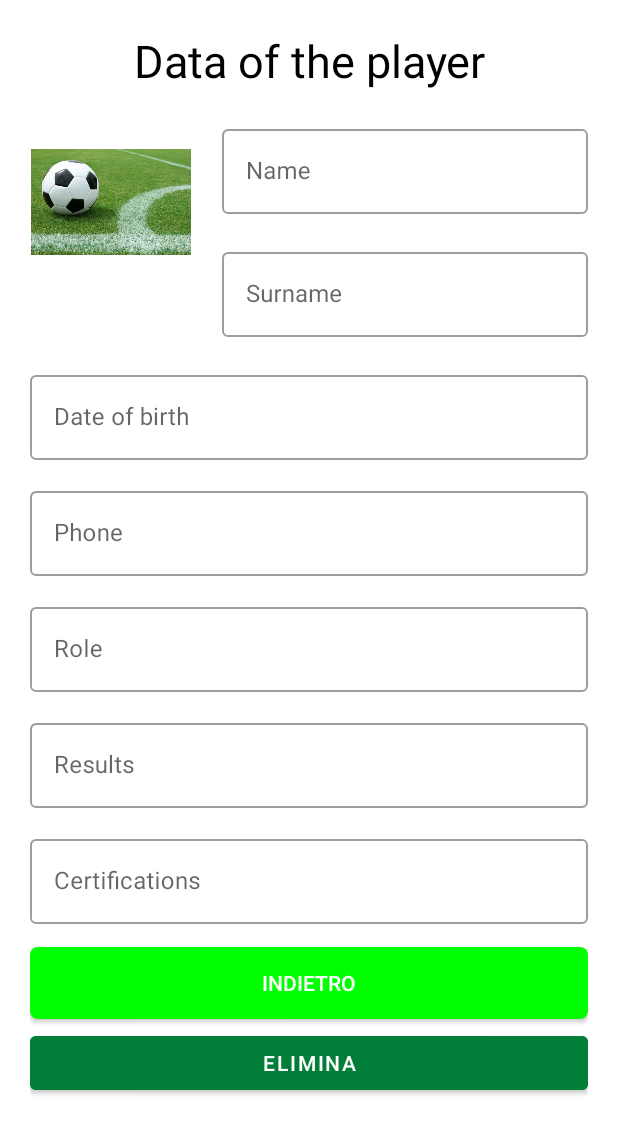
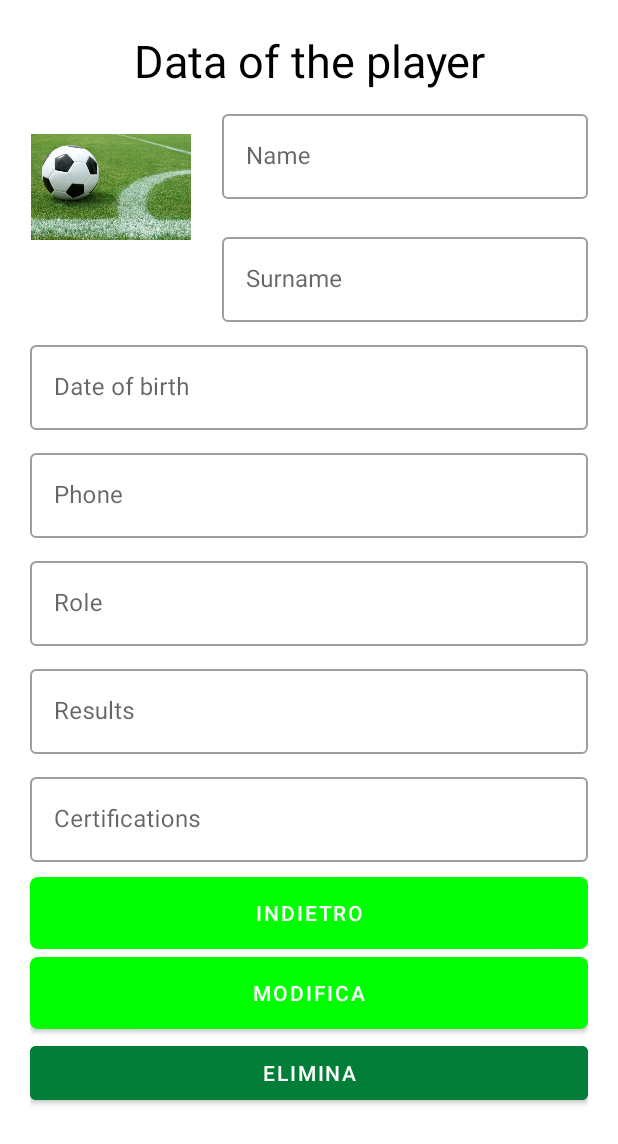
Before and after one commit to Tamagosci/FootballTeam, an Android app: the SeePlayerActivity screen opened directly, with no data from a screen before it, on a phone screen of 412 x 824 dp. Shown: the top 1144 px of the screen. Run offline under Robolectric (Android 15) with nearby library versions, the phone set to English and light mode, and no system bars; our stand-ins replace Firebase (no records; nobody signed in at launch, a user with empty details on screens opened directly).

Commit message:
Aggiunta modifica giocatore

```diff
--- a/app/src/main/AndroidManifest.xml
+++ b/app/src/main/AndroidManifest.xml
@@ -9,7 +9,8 @@
         android:roundIcon="@mipmap/ic_imagefootball_round"
         android:supportsRtl="true"
         android:theme="@style/Theme.FootballManager">
-        <activity android:name=".SeePlayerActivity"/>
+        <activity android:name=".ModifyPlayerActivity"></activity>
+        <activity android:name=".SeePlayerActivity" />
         <activity android:name=".AddFootballerActivity" />
         <activity android:name=".PrincipalActivity" />
         <activity android:name=".LoginActivity" />
--- a/app/src/main/res/layout/activity_see_player.xml
+++ b/app/src/main/res/layout/activity_see_player.xml
@@ -19,8 +19,8 @@
     <LinearLayout
         android:layout_width="match_parent"
         android:layout_height="wrap_content"
-        android:layout_marginTop="20dp"
-        android:layout_marginBottom="20dp"
+        android:layout_marginTop="10dp"
+        android:layout_marginBottom="10dp"
         android:orientation="horizontal">
 
         <ImageView
@@ -79,7 +79,7 @@
         android:layout_width="match_parent"
         android:layout_height="wrap_content"
         android:hint="@string/insert_databirth"
-        android:paddingBottom="15dp">
+        android:paddingBottom="10dp">
 
         <com.google.android.material.textfield.TextInputEditText
             android:id="@+id/dataPlayerSeeActivity"
@@ -97,7 +97,7 @@
         android:layout_width="match_parent"
         android:layout_height="wrap_content"
         android:hint="@string/insert_phone"
-        android:paddingBottom="15dp">
+        android:paddingBottom="10dp">
 
         <com.google.android.material.textfield.TextInputEditText
             android:id="@+id/phonePlayerSeeActivity"
@@ -115,7 +115,7 @@
         android:layout_width="match_parent"
         android:layout_height="wrap_content"
         android:hint="@string/insert_role"
-        android:paddingBottom="15dp">
+        android:paddingBottom="10dp">
 
         <com.google.android.material.textfield.TextInputEditText
             android:id="@+id/ruoloPlayerSeeActivity"
@@ -133,7 +133,7 @@
         android:layout_width="match_parent"
         android:layout_height="wrap_content"
         android:hint="@string/insert_results"
-        android:paddingBottom="15dp">
+        android:paddingBottom="10dp">
 
         <com.google.android.material.textfield.TextInputEditText
             android:id="@+id/resultsPlayerSeeActivity"
@@ -151,7 +151,7 @@
         android:layout_width="match_parent"
         android:layout_height="wrap_content"
         android:hint="@string/insert_certification"
-        android:paddingBottom="15dp">
+        android:paddingBottom="10dp">
 
         <com.google.android.material.textfield.TextInputEditText
             android:id="@+id/certificationPlayerSeeActivity"
@@ -163,7 +163,7 @@
         </com.google.android.material.textfield.TextInputEditText>
     </com.google.android.material.textfield.TextInputLayout>
 
-    <android.widget.Button
+    <Button
         android:layout_width="match_parent"
         android:layout_height="wrap_content"
         android:layout_marginBottom="5dp"
@@ -175,8 +175,18 @@
     <Button
         android:layout_width="match_parent"
         android:layout_height="wrap_content"
+        android:layout_marginBottom="5dp"
+        android:text="MODIFICA"
+        android:onClick="onModify"
+        android:textColor="@color/white"
+        android:background="@drawable/two_state_button"/>
+
+    <Button
+        android:id="@+id/eliminabutton"
+        android:layout_width="match_parent"
+        android:layout_height="wrap_content"
         android:backgroundTint="@color/green_700"
-        android:onClick="delete"
+        android:onClick="deleteORconfirm"
         android:text="ELIMINA"
         android:textColor="@color/white" />
 
```
Also changed, not shown: app/src/main/java/com/dispositivimobili/footballteam/LoginActivity.kt (+2 -6 lines), app/src/main/java/com/dispositivimobili/footballteam/SeePlayerActivity.kt (+35 -5 lines).
